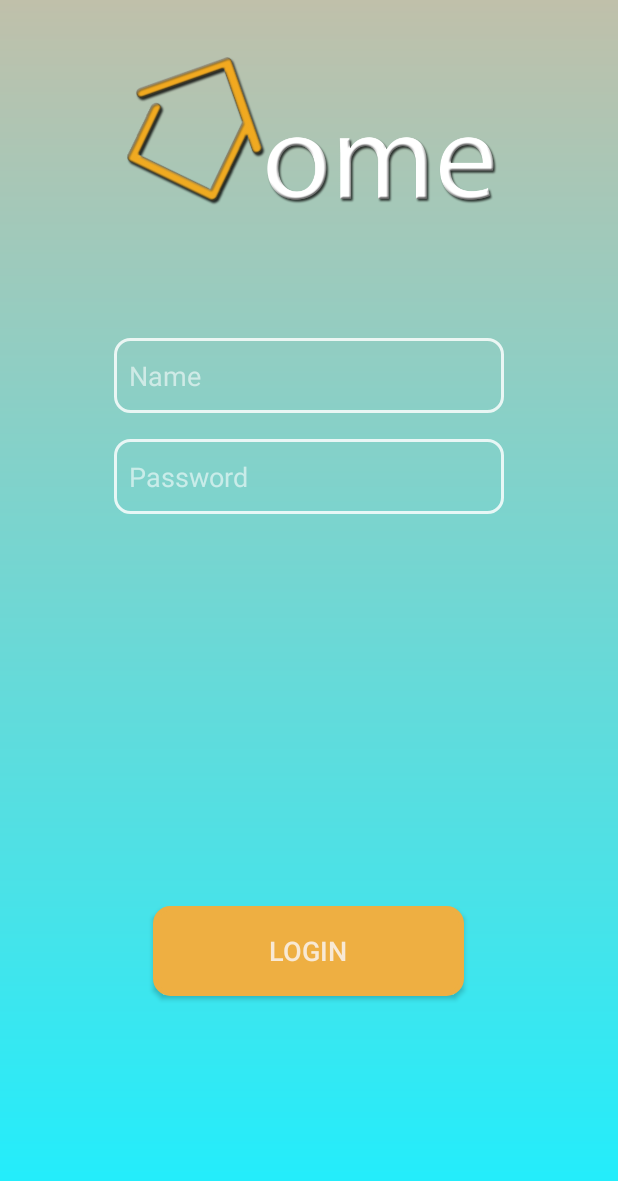
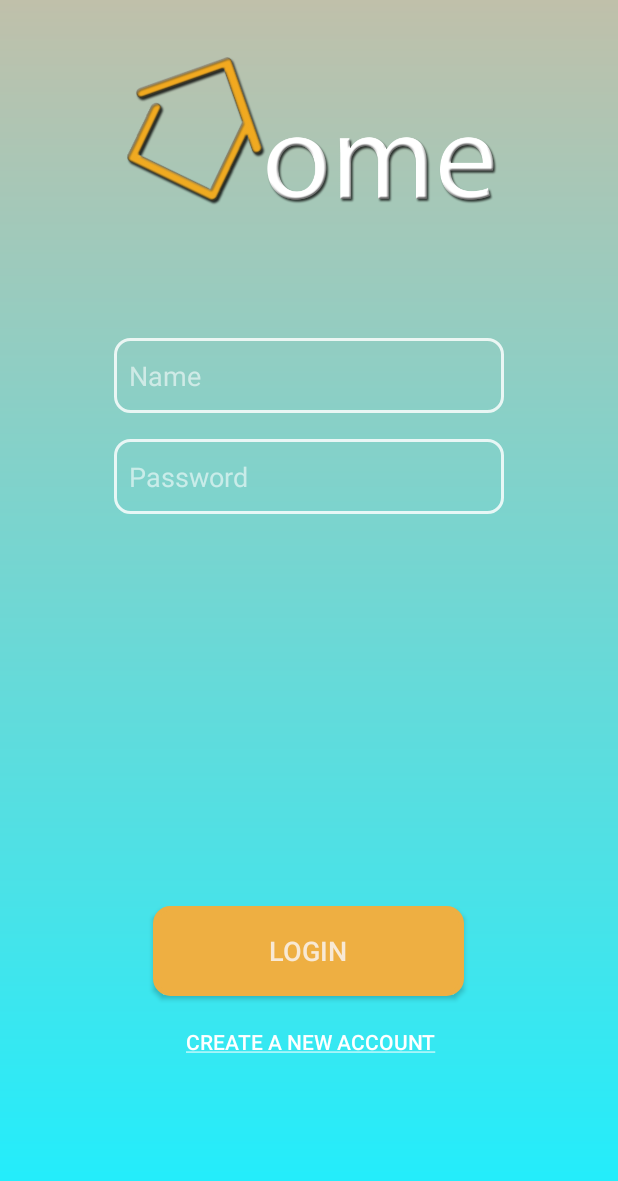
Before and after one commit to dukotron/HMS-CM-Division, an Android app: the screen it shows after launch (MainActivity), on a phone screen of 412 x 824 dp. Shown: the top 1181 px of the screen. Run offline under Robolectric (Android 15) with nearby library versions, the phone set to English and light mode, and no system bars.

Commit message:
btn on action

```diff
--- a/TestDesign/app/src/main/java/com/example/testdesign10/MainActivity.java
+++ b/TestDesign/app/src/main/java/com/example/testdesign10/MainActivity.java
@@ -1,7 +1,9 @@
 package com.example.testdesign10;
 
+import android.content.Intent;
 import android.support.v7.app.AppCompatActivity;
 import android.os.Bundle;
+import android.view.View;
 
 public class MainActivity extends AppCompatActivity {
 
@@ -10,4 +12,9 @@ public class MainActivity extends AppCompatActivity {
         super.onCreate(savedInstanceState);
         setContentView(R.layout.activity_login);
     }
+
+    public void createAccountActivity(View view) {
+        Intent intent = new Intent(this, RegisterActivity.class);
+        startActivity(intent);
+    }
 }
--- a/TestDesign/app/src/main/res/layout/activity_login.xml
+++ b/TestDesign/app/src/main/res/layout/activity_login.xml
@@ -51,7 +51,7 @@
         />
 
     <Button
-        android:id="@+id/button"
+        android:id="@+id/login"
         android:layout_width="207dp"
         android:layout_height="60dp"
         android:layout_alignParentBottom="true"
@@ -64,5 +64,18 @@
 
         />
 
+    <Button
+        android:id="@+id/register"
+        android:layout_width="wrap_content"
+        android:layout_height="wrap_content"
+        android:text="@string/create_a_new_account"
+        android:layout_alignParentBottom="true"
+        android:layout_centerHorizontal="true"
+        android:textColor="#FFFFFFFF"
+        android:background="@android:color/transparent"
+        android:layout_marginBottom="105dp"
+        android:onClick="createAccountActivity"
+        />
+
 
 </RelativeLayout>
--- a/TestDesign/app/src/main/res/values/strings.xml
+++ b/TestDesign/app/src/main/res/values/strings.xml
@@ -2,4 +2,5 @@
     <string name="app_name">TestDesign1.0</string>
     <string name="logout">Log out</string>
     <string name="test_btn">Test btn</string>
+    <string name="create_a_new_account"> <u>Create a new account</u></string>
 </resources>
```
